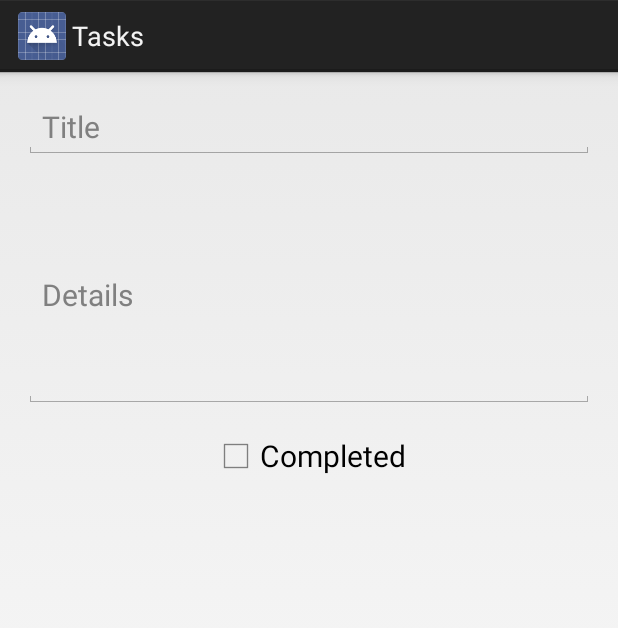
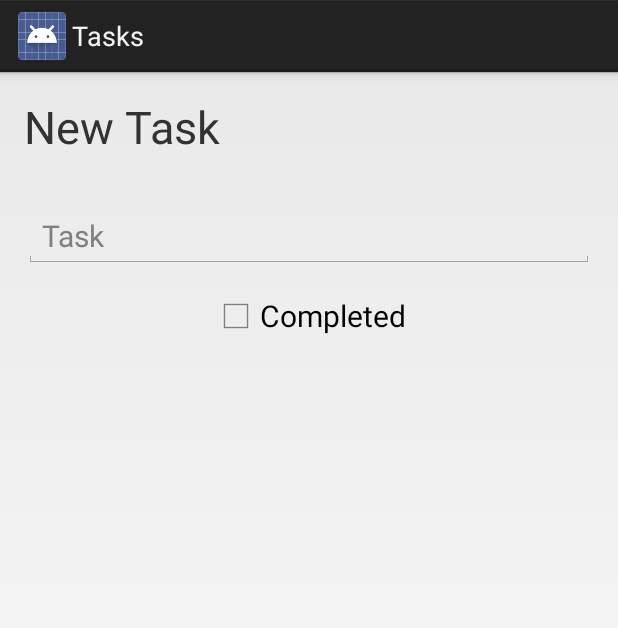
Before and after one commit to tainacleal/tasks, an Android app: the fragment TasksFragment shown on its own in the app's theme, on a phone screen of 412 x 824 dp. Shown: the top 628 px of the screen. Run offline under Robolectric (Android 15) with nearby library versions, the phone set to English and light mode, and no system bars.

Commit message:
Removing Task attribute 'details'

```diff
--- a/app/src/main/java/tainaleal/com/tasks/Task.java
+++ b/app/src/main/java/tainaleal/com/tasks/Task.java
@@ -8,7 +8,6 @@ import java.util.UUID;
 public class Task {
     private UUID mId;
     private String mTitle;
-    private String mDetail;
     private boolean mCompleted;
 
     public Task() {
@@ -31,14 +30,6 @@ public class Task {
         this.mTitle = title;
     }
 
-    public String getDetail() {
-        return mDetail;
-    }
-
-    public void setDetail(String detail) {
-        this.mDetail = detail;
-    }
-
     public boolean isCompleted() {
         return mCompleted;
     }
--- a/app/src/main/java/tainaleal/com/tasks/TasksFragment.java
+++ b/app/src/main/java/tainaleal/com/tasks/TasksFragment.java
@@ -18,7 +18,6 @@ public class TasksFragment extends Fragment {
 
     private Task mTask;
     private EditText mTaskTitle;
-    private EditText mTaskDetails;
     private CheckBox mTaskCompleted;
 
     @Override
@@ -48,24 +47,6 @@ public class TasksFragment extends Fragment {
             }
         });
 
-        mTaskDetails = (EditText)v.findViewById(R.id.task_details);
-        mTaskDetails.addTextChangedListener(new TextWatcher() {
-            @Override
-            public void beforeTextChanged(CharSequence s, int start, int count, int after) {
-
-            }
-
-            @Override
-            public void onTextChanged(CharSequence s, int start, int before, int count) {
-                mTask.setDetail(s.toString());
-            }
-
-            @Override
-            public void afterTextChanged(Editable s) {
-
-            }
-        });
-
         mTaskCompleted = (CheckBox)v.findViewById(R.id.task_completed);
         mTaskCompleted.setOnCheckedChangeListener(new CompoundButton.OnCheckedChangeListener() {
             @Override
--- a/app/src/main/res/layout-land/fragment_tasks.xml
+++ b/app/src/main/res/layout-land/fragment_tasks.xml
@@ -5,26 +5,23 @@
                 android:orientation="vertical"
                 android:weightSum="1">
 
+    <TextView
+        android:layout_width="wrap_content"
+        android:layout_height="wrap_content"
+        android:text="@string/new_task"
+        android:textSize="30sp"
+        android:layout_margin="16dp"/>
+
     <EditText
         android:layout_width="match_parent"
         android:layout_height="wrap_content"
-        android:hint="@string/title_text"
+        android:hint="@string/task_text"
         android:id="@+id/task_title"
         android:textSize="20sp"
         android:layout_marginLeft="16dp"
         android:layout_marginRight="16dp"
         android:layout_marginTop="16dp"/>
 
-    <EditText
-        android:layout_width="match_parent"
-        android:layout_height="120dp"
-        android:hint="@string/details_text"
-        android:textSize="20sp"
-        android:id="@+id/task_details"
-        android:inputType="textMultiLine"
-        android:layout_marginLeft="16dp"
-        android:layout_marginRight="16dp"
-        android:layout_marginTop="16dp"/>
     <CheckBox
         android:layout_width="wrap_content"
         android:layout_height="wrap_content"
--- a/app/src/main/res/layout/fragment_tasks.xml
+++ b/app/src/main/res/layout/fragment_tasks.xml
@@ -5,26 +5,23 @@
                 android:orientation="vertical"
                 android:weightSum="1">
 
+    <TextView
+        android:layout_width="match_parent"
+        android:layout_height="wrap_content"
+        android:text="@string/new_task"
+        android:textSize="30sp"
+        android:layout_margin="16dp"/>
+
     <EditText
         android:layout_width="match_parent"
         android:layout_height="wrap_content"
-        android:hint="@string/title_text"
+        android:hint="@string/task_text"
         android:id="@+id/task_title"
         android:textSize="20sp"
         android:layout_marginLeft="16dp"
         android:layout_marginRight="16dp"
         android:layout_marginTop="16dp"/>
 
-    <EditText
-        android:layout_width="match_parent"
-        android:layout_height="150dp"
-        android:hint="@string/details_text"
-        android:textSize="20sp"
-        android:id="@+id/task_details"
-        android:inputType="textMultiLine"
-        android:layout_marginLeft="16dp"
-        android:layout_marginRight="16dp"
-        android:layout_marginTop="16dp"/>
     <CheckBox
         android:layout_width="wrap_content"
         android:layout_height="wrap_content"
--- a/app/src/main/res/values/strings.xml
+++ b/app/src/main/res/values/strings.xml
@@ -1,7 +1,7 @@
 <resources>
     <string name="app_name">Tasks</string>
     <string name="action_settings">Settings</string>
-    <string name="title_text">Title</string>
-    <string name="details_text">Details</string>
+    <string name="task_text">Task</string>
+    <string name="new_task">New Task</string>
     <string name="completed_check">Completed</string>
 </resources>
```
